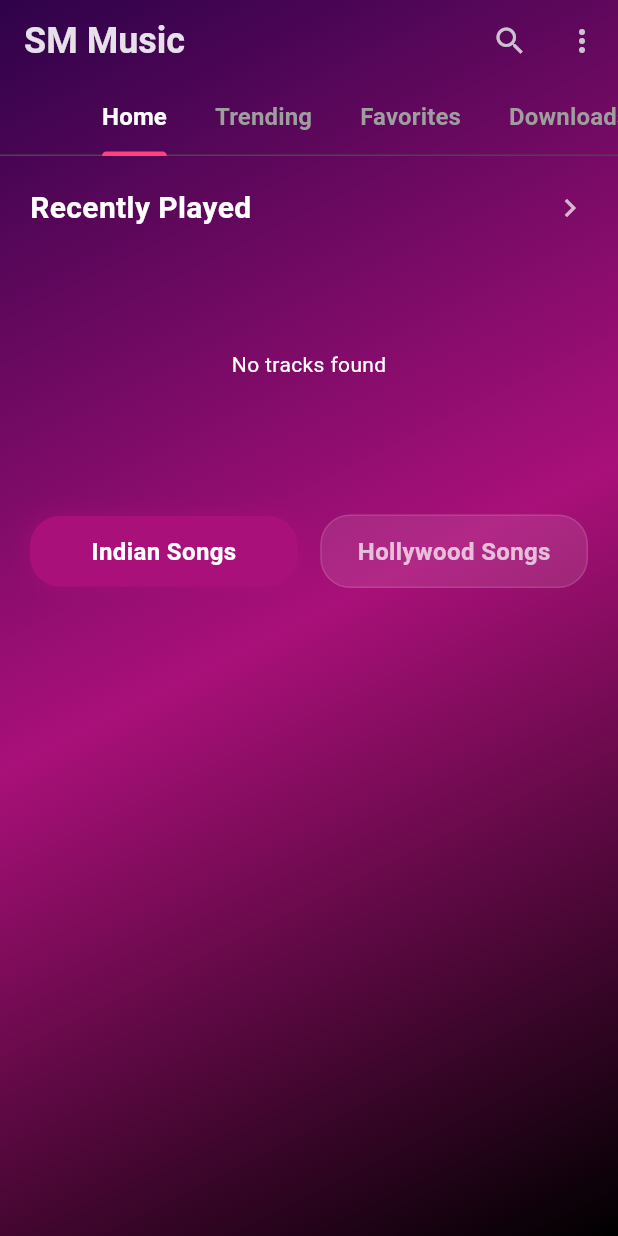
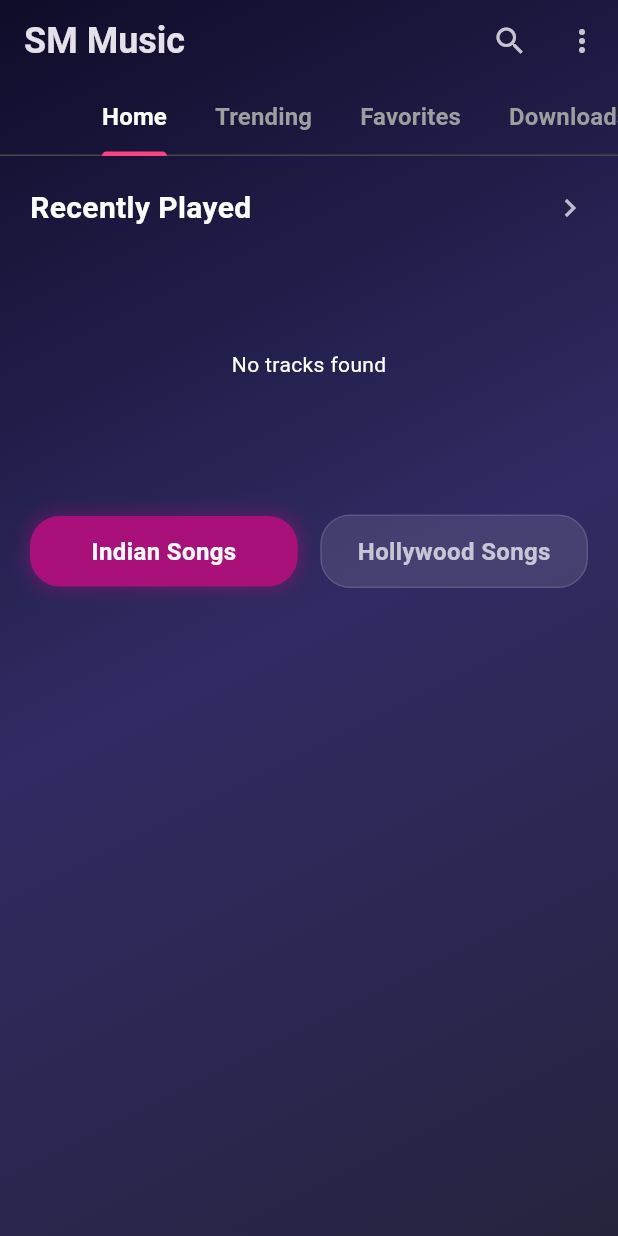
Before and after one commit to moazzam-samoo/nocturne, a Flutter app: the screen it shows after launch, on a phone screen of 412 x 824 dp. Run offline on Flutter 3.47's test engine with Material 3 defaults, Android fonts, the light colour scheme and no system bars; our stand-ins replace audio_video_progress_bar, cached_network_image, dio, flutter_animate, flutter_local_notifications, get and 4 more; network calls fail; Roboto replaces fonts that are missing (Outfit).

Commit message:
style: Update background gradient to dark navy/indigo theme

```diff
--- a/lib/app/presentation/screens/main_screen.dart
+++ b/lib/app/presentation/screens/main_screen.dart
@@ -34,9 +34,9 @@ class MainScreen extends StatelessWidget {
           begin: Alignment.topLeft,
           end: Alignment.bottomRight,
           colors: [
-            Color(0xFF2E0249),
-            Color(0xFFA91079),
-            Color(0xFF000000),
+            Color(0xFF0F0C29), // Deep dark purple/black
+            Color(0xFF302B63), // Dark violet/blue
+            Color(0xFF24243E), // Dark slate blue
           ],
         ),
       ),
```
